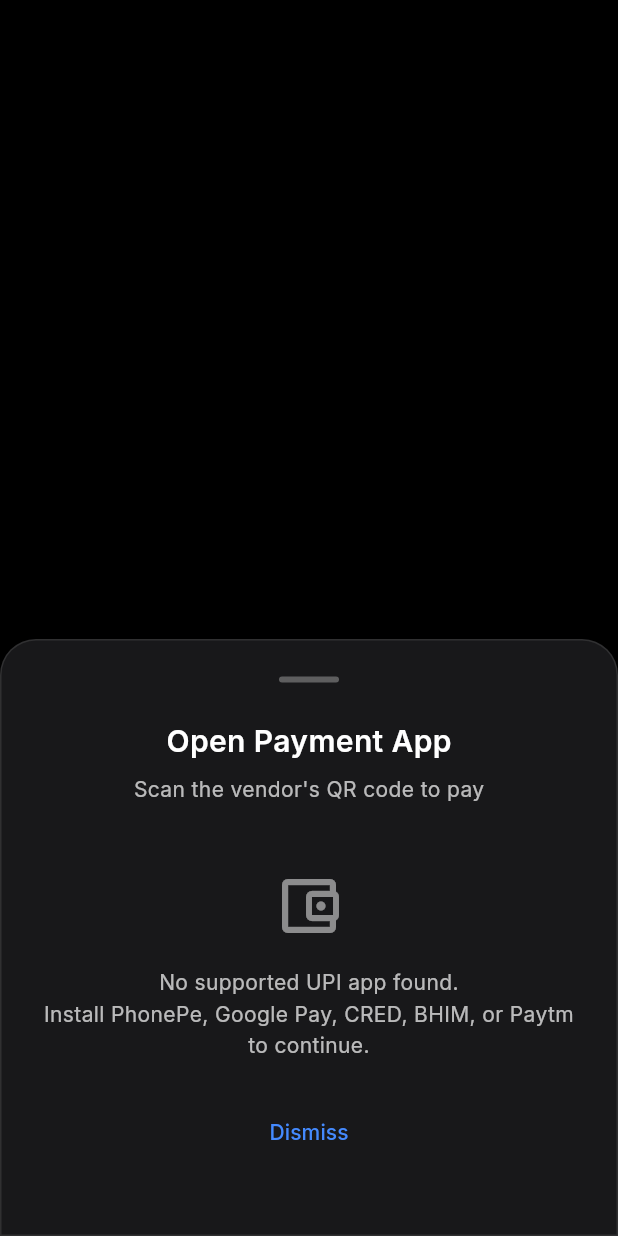
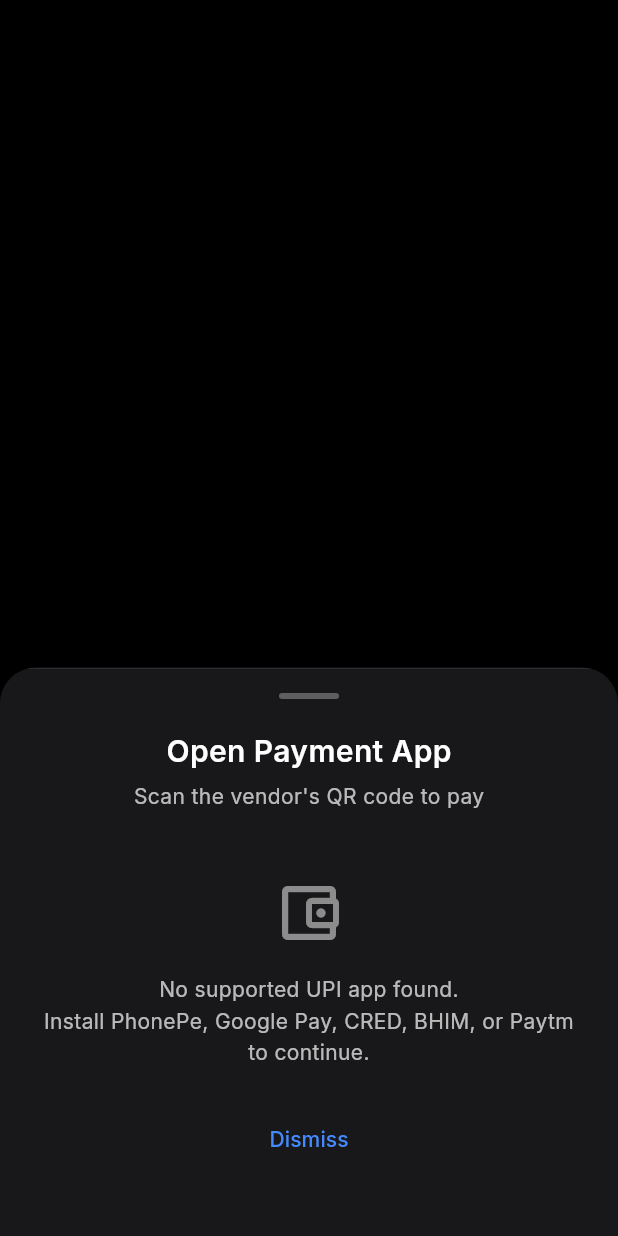
Before and after one commit to anuragc2001/illish, a Flutter app: what show() shows on an empty page, opened directly, on a phone screen of 412 x 824 dp. Run offline on Flutter 3.47's test engine with Material 3 defaults, Android fonts, the phone set to English and light mode, and no system bars; our stand-ins replace camera, connectivity_plus, flutter_dotenv, geocoding, geolocator, google_fonts and 6 more; missing offline and left inert: gal, workmanager; accounts and stored records are empty; generated files the repository leaves out were written again; network calls fail; statements that could not run were skipped.

Commit message:
refactor: update UPI payment sheet UI, add animations to share preview, and refresh payment app asset icons

```diff
--- a/lib/screens/widgets/upi_picker_sheet.dart
+++ b/lib/screens/widgets/upi_picker_sheet.dart
@@ -8,24 +8,13 @@
   const UpiPickerSheet({super.key});
 
   static Future<void> show(BuildContext context) {
-    return showGeneralDialog<void>(
+    return showModalBottomSheet<void>(
       context: context,
-      barrierDismissible: true,
-      barrierLabel: 'Dismiss',
-      barrierColor: Colors.transparent, // Handled by BackdropFilter
-      transitionDuration: const Duration(milliseconds: 300),
-      pageBuilder: (context, animation, secondaryAnimation) {
-        return const UpiPickerSheet();
-      },
-      transitionBuilder: (context, animation, secondaryAnimation, child) {
-        return SlideTransition(
-          position: Tween<Offset>(
-            begin: const Offset(0, 1),
-            end: Offset.zero,
-          ).animate(CurvedAnimation(parent: animation, curve: Curves.easeOutCubic)),
-          child: child,
-        );
-      },
+      backgroundColor: Colors.transparent,
+      isScrollControlled: true,
+      useSafeArea: false,
+      barrierColor: Colors.black.withOpacity(0.85), // Very dark barrier completely hides the distracting ad
+      builder: (context) => const UpiPickerSheet(),
     );
   }
 
@@ -72,28 +61,29 @@
 
   @override
   Widget build(BuildContext context) {
-    return Material(
-      color: Colors.transparent,
+    final sheetHeight = MediaQuery.sizeOf(context).height * 0.46;
+
+    return ClipRRect(
+      borderRadius: const BorderRadius.vertical(top: Radius.circular(24)),
       child: BackdropFilter(
         filter: ImageFilter.blur(sigmaX: 10, sigmaY: 10),
-        child: Column(
-          mainAxisAlignment: MainAxisAlignment.end,
-          children: [
-            Container(
+        child: Container(
           width: double.infinity,
+          height: sheetHeight,
           padding: EdgeInsets.only(
             left: 24,
             right: 24,
-                top: 24,
-                bottom: MediaQuery.paddingOf(context).bottom + 24,
+            top: 16,
+            bottom: MediaQuery.paddingOf(context).bottom + 16,
           ),
           decoration: BoxDecoration(
             color: const Color(0xFF1C1C1E).withOpacity(0.85),
-                borderRadius: const BorderRadius.vertical(top: Radius.circular(24)),
-                border: Border.all(color: Colors.white.withOpacity(0.1)),
+            border: Border(
+              top: BorderSide(color: Colors.white.withOpacity(0.1)),
+            ),
           ),
           child: Column(
-                mainAxisSize: MainAxisSize.min,
+            mainAxisAlignment: MainAxisAlignment.start,
             children: [
               Container(
                 width: 40,
@@ -103,7 +93,7 @@
                   borderRadius: BorderRadius.circular(2),
                 ),
               ),
-              const SizedBox(height: 24),
+              const SizedBox(height: 20),
               Text(
                 'Open Payment App',
                 style: GoogleFonts.inter(
@@ -112,7 +102,7 @@
                   color: Colors.white,
                 ),
               ),
-              const SizedBox(height: 8),
+              const SizedBox(height: 6),
               Text(
                 'Scan the vendor\'s QR code to pay',
                 style: GoogleFonts.inter(
@@ -124,8 +114,6 @@
               _buildContent(),
             ],
           ),
-            ),
-          ],
         ),
       ),
     );
@@ -165,40 +153,43 @@
       );
     }
 
-    return GridView.builder(
-      shrinkWrap: true,
-      physics: const NeverScrollableScrollPhysics(),
-      gridDelegate: const SliverGridDelegateWithFixedCrossAxisCount(
-        crossAxisCount: 4,
-        mainAxisSpacing: 16,
-        crossAxisSpacing: 16,
-        childAspectRatio: 0.8,
-      ),
-      itemCount: _apps!.length,
-      itemBuilder: (context, index) {
-        final app = _apps![index];
+    return LayoutBuilder(
+      builder: (context, constraints) {
+        return SingleChildScrollView(
+          scrollDirection: Axis.horizontal,
+          physics: const BouncingScrollPhysics(),
+          child: ConstrainedBox(
+            constraints: BoxConstraints(minWidth: constraints.maxWidth),
+            child: Row(
+              mainAxisAlignment: MainAxisAlignment.center,
+              crossAxisAlignment: CrossAxisAlignment.start,
+              children: _apps!.map((app) {
                 final isSelected = _selectedApp == app;
 
-        return GestureDetector(
+                return Padding(
+                  padding: const EdgeInsets.symmetric(horizontal: 6.0),
+                  child: GestureDetector(
                     onTap: () => _handleAppTap(app),
                     child: AnimatedContainer(
+                      width: 76,
+                      padding: const EdgeInsets.symmetric(vertical: 12, horizontal: 4),
                       duration: const Duration(milliseconds: 200),
                       decoration: BoxDecoration(
                         color: isSelected ? Colors.white.withOpacity(0.1) : Colors.transparent,
                         borderRadius: BorderRadius.circular(12),
                       ),
                       child: Column(
-              mainAxisAlignment: MainAxisAlignment.center,
+                        mainAxisAlignment: MainAxisAlignment.start,
                         children: [
                           Stack(
                             alignment: Alignment.center,
                             children: [
                               Container(
-                      width: 48,
-                      height: 48,
+                                width: 56,
+                                height: 56,
                                 decoration: BoxDecoration(
                                   color: Colors.white,
-                        borderRadius: BorderRadius.circular(12),
+                                  borderRadius: BorderRadius.circular(14),
                                   boxShadow: [
                                     BoxShadow(
                                       color: Colors.black.withOpacity(0.2),
@@ -212,16 +203,16 @@
                               ),
                               if (_isLaunching && isSelected)
                                 Container(
-                        width: 48,
-                        height: 48,
+                                  width: 56,
+                                  height: 56,
                                   decoration: BoxDecoration(
                                     color: Colors.black54,
-                          borderRadius: BorderRadius.circular(12),
+                                    borderRadius: BorderRadius.circular(14),
                                   ),
                                   child: const Center(
                                     child: SizedBox(
-                            width: 20,
-                            height: 20,
+                                      width: 24,
+                                      height: 24,
                                       child: CircularProgressIndicator(
                                         strokeWidth: 2,
                                         color: Colors.white,
@@ -231,19 +222,28 @@
                                 ),
                             ],
                           ),
-                const SizedBox(height: 8),
-                Text(
+                          const SizedBox(height: 12),
+                          SizedBox(
+                            width: 72,
+                            child: Text(
                               app.name,
                               textAlign: TextAlign.center,
-                  maxLines: 1,
+                              maxLines: 2,
                               overflow: TextOverflow.ellipsis,
                               style: GoogleFonts.inter(
                                 fontSize: 11,
                                 fontWeight: FontWeight.w500,
                                 color: Colors.white,
+                                height: 1.2,
+                              ),
                             ),
                           ),
                         ],
+                      ),
+                    ),
+                  ),
+                );
+              }).toList(),
             ),
           ),
         );
--- a/lib/services/payment_service.dart
+++ b/lib/services/payment_service.dart
@@ -8,10 +8,11 @@
 
   static final List<UpiApp> _iosSupportedApps = [
     UpiApp(name: 'Google Pay', packageName: 'gpay', assetIcon: 'assets/icons/upi/gpay.png'),
-    UpiApp(name: 'PhonePe', packageName: 'phonepe', assetIcon: 'assets/icons/upi/phonepe.png'),
+    UpiApp(name: 'PhonePe', packageName: 'phonepe', assetIcon: 'assets/icons/upi/phonepe.jpeg'),
     UpiApp(name: 'Paytm', packageName: 'paytm', assetIcon: 'assets/icons/upi/paytm.png'),
-    UpiApp(name: 'CRED', packageName: 'credpay', assetIcon: 'assets/icons/upi/cred.png'),
-    UpiApp(name: 'BHIM', packageName: 'bhim', assetIcon: 'assets/icons/upi/bhim.png'),
+    UpiApp(name: 'Amazon Pay', packageName: 'amazonpay', assetIcon: 'assets/icons/upi/amazonpay.png'),
+    UpiApp(name: 'CRED', packageName: 'credpay', assetIcon: 'assets/icons/upi/cred.jpeg'),
+    UpiApp(name: 'BHIM', packageName: 'bhim', assetIcon: 'assets/icons/upi/bhim.jpg'),
   ];
 
   static Future<List<UpiApp>> getAvailableUpiApps() async {
@@ -50,7 +51,7 @@
       }
     } else if (Platform.isIOS) {
       // For iOS, just launch the scheme to open the app (e.g. gpay://)
-      final Uri appUri = Uri(scheme: app.packageName, host: 'pay');
+      final Uri appUri = Uri(scheme: app.packageName);
 
       try {
         if (await canLaunchUrl(appUri)) {
```
Also changed, not shown: lib/screens/results_screen.dart (+25 -3 lines), assets/icons/upi/amazonpay.png (added), assets/icons/upi/bhim.jpg (added), assets/icons/upi/bhim.png (deleted), assets/icons/upi/cred.jpeg (added), assets/icons/upi/cred.png (deleted), assets/icons/upi/gpay.png, assets/icons/upi/paytm.png, assets/icons/upi/phonepe.jpeg (added), assets/icons/upi/phonepe.png (deleted), 1 other file. Lines whose indentation alone changed are shown as unchanged.
